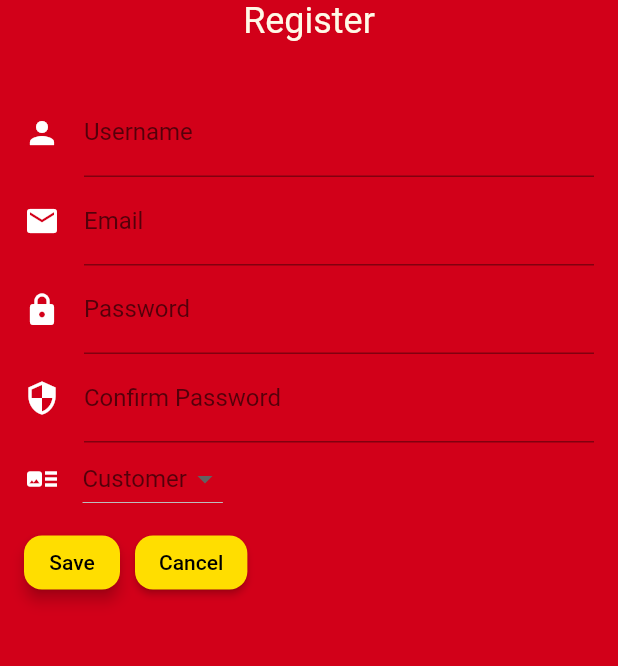
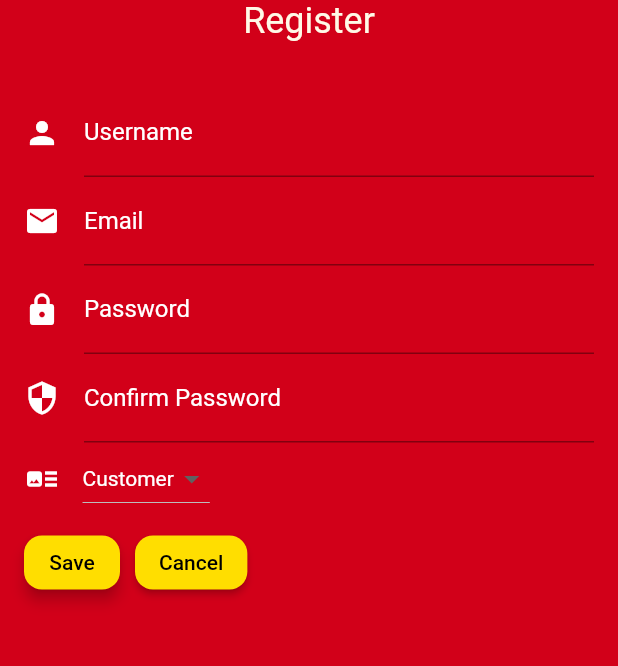
Before and after one commit to glenrioariesto/menu_master, a Flutter app: the Register screen opened by its route, on a phone screen of 412 x 824 dp, the part 435-1101 px from its top. Run offline on Flutter 3.47's test engine with Material 2 defaults, Android fonts, the light colour scheme and no system bars; our stand-ins replace firebase_auth, firebase_core, flutter_svg; accounts and stored records are empty.

Commit message:
change color text form

```diff
--- a/lib/widgets/widgets_regisform.dart
+++ b/lib/widgets/widgets_regisform.dart
@@ -52,6 +52,7 @@ class _RegisterFormState extends State<RegisterForm> {
         crossAxisAlignment: CrossAxisAlignment.start,
         children: [
           TextFormField(
+            style: TextStyle(color: Colors.white),
             controller: _username,
             decoration: const InputDecoration(
                 icon: Icon(
@@ -59,6 +60,7 @@ class _RegisterFormState extends State<RegisterForm> {
                   color: Colors.white,
                 ),
                 labelText: 'Username',
+                labelStyle: TextStyle(color: Colors.white),
                 errorStyle: TextStyle(color: ColorPalette.textColorMM)),
             validator: (value) {
               if (value!.isEmpty) {
@@ -69,6 +71,7 @@ class _RegisterFormState extends State<RegisterForm> {
             onSaved: (value) {},
           ),
           TextFormField(
+            style: TextStyle(color: Colors.white),
             controller: _email,
             decoration: const InputDecoration(
                 icon: Icon(
@@ -76,6 +79,7 @@ class _RegisterFormState extends State<RegisterForm> {
                   color: Colors.white,
                 ),
                 labelText: 'Email',
+                labelStyle: TextStyle(color: Colors.white),
                 errorStyle: TextStyle(color: ColorPalette.textColorMM)),
             autofocus: false,
             validator: (value) {
@@ -87,6 +91,7 @@ class _RegisterFormState extends State<RegisterForm> {
             onSaved: (value) {},
           ),
           TextFormField(
+            style: TextStyle(color: Colors.white),
             controller: _password,
             obscureText: true,
             decoration: const InputDecoration(
@@ -95,6 +100,7 @@ class _RegisterFormState extends State<RegisterForm> {
                   color: Colors.white,
                 ),
                 labelText: 'Password',
+                labelStyle: TextStyle(color: Colors.white),
                 errorStyle: TextStyle(color: ColorPalette.textColorMM)),
             validator: (value) {
               if (value!.isEmpty) {
@@ -105,6 +111,7 @@ class _RegisterFormState extends State<RegisterForm> {
             onSaved: (value) {},
           ),
           TextFormField(
+            style: TextStyle(color: Colors.white),
             controller: _confirmpassword,
             obscureText: true,
             decoration: const InputDecoration(
@@ -113,6 +120,7 @@ class _RegisterFormState extends State<RegisterForm> {
                 color: Colors.white,
               ),
               labelText: 'Confirm Password',
+              labelStyle: TextStyle(color: Colors.white),
               errorStyle: TextStyle(color: ColorPalette.textColorMM),
             ),
             validator: (value) {
@@ -132,8 +140,12 @@ class _RegisterFormState extends State<RegisterForm> {
                 width: 15,
               ),
               DropdownButton(
+                style: TextStyle(color: ColorPalette.primaryColor),
                 borderRadius: const BorderRadius.all(Radius.circular(5)),
-                hint: Text(_selectItems.toString()),
+                hint: Text(
+                  _selectItems.toString(),
+                  style: TextStyle(color: Colors.white),
+                ),
                 items: const [
                   DropdownMenuItem(
                     value: "Customer",
```
